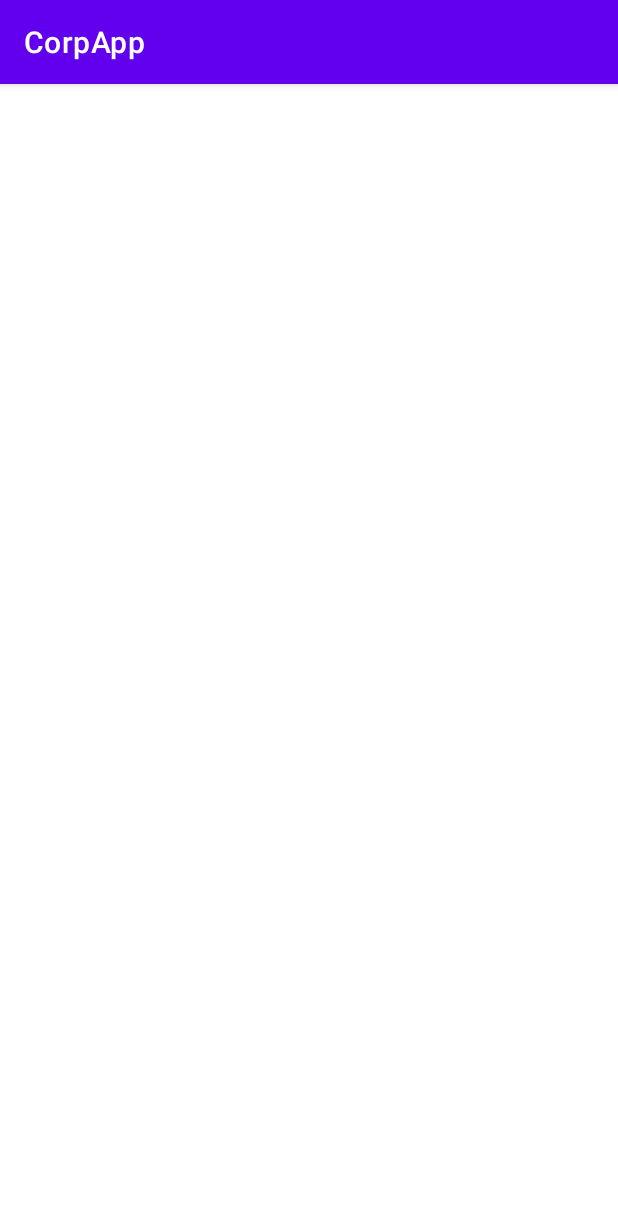
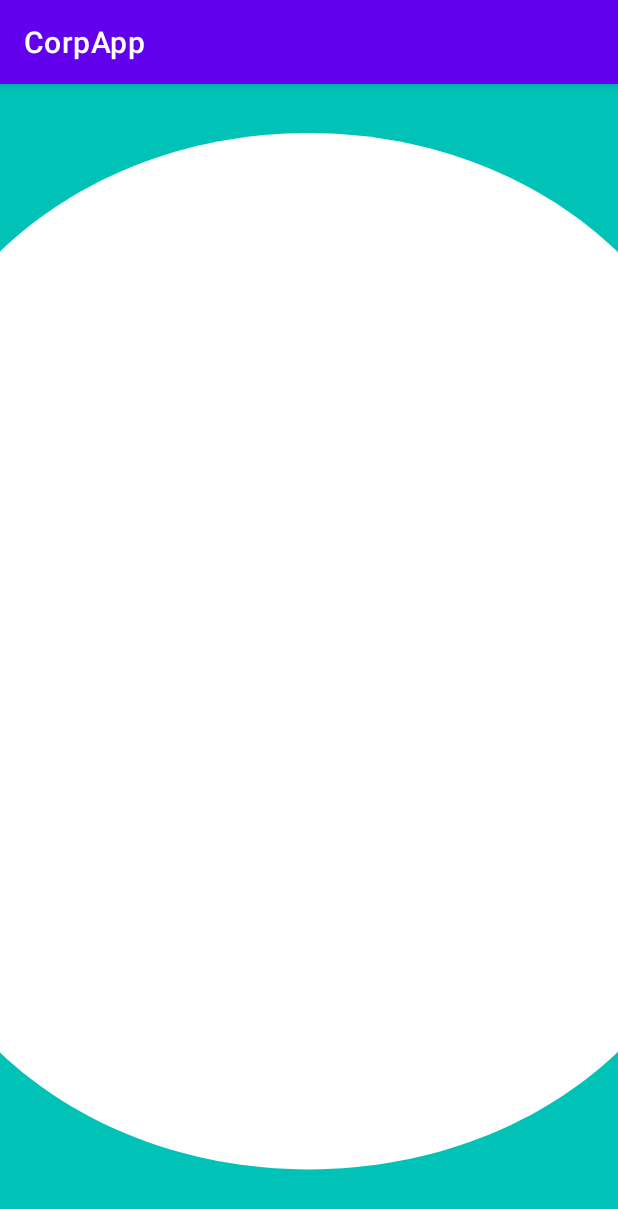
Before and after one commit to lpinedo/CorpAPP, an Android app: the screen it shows after launch (InitActivity), on a phone screen of 412 x 824 dp. Shown: the top 1209 px of the screen. Run offline under Robolectric (Android 15) with nearby library versions, the phone set to English and light mode, and no system bars.

Commit message:
fondo fondo1corpapp.xml

```diff
--- /dev/null
+++ b/app/src/main/res/drawable/fondo1corpapp.xml
@@ -0,0 +1,19 @@
+<vector xmlns:android="http://schemas.android.com/apk/res/android"
+    android:width="768dp"
+    android:height="1366dp"
+    android:viewportWidth="768"
+    android:viewportHeight="1366">
+  <group>
+    <clip-path
+        android:pathData="M0,0h768v1366h-768z"/>
+    <path
+        android:pathData="M0,0h768v1366h-768z"
+        android:fillColor="#00C2B7"/>
+    <path
+        android:pathData="M383.5,877C664.3,877 892,693.7 892,467.5C892,241.3 664.3,58 383.5,58C102.7,58 -125,241.3 -125,467.5C-125,693.7 102.7,877 383.5,877Z"
+        android:fillColor="#ffffff"/>
+    <path
+        android:pathData="M383.5,1287C664.3,1287 892,1106.3 892,883.5C892,660.7 664.3,480 383.5,480C102.7,480 -125,660.7 -125,883.5C-125,1106.3 102.7,1287 383.5,1287Z"
+        android:fillColor="#ffffff"/>
+  </group>
+</vector>
--- a/app/src/main/res/layout/activity_init.xml
+++ b/app/src/main/res/layout/activity_init.xml
@@ -4,6 +4,7 @@
     xmlns:tools="http://schemas.android.com/tools"
     android:layout_width="match_parent"
     android:layout_height="match_parent"
+    android:background="@drawable/fondo1corpapp"
     tools:context=".InitActivity">
 
 </androidx.constraintlayout.widget.ConstraintLayout>
```
